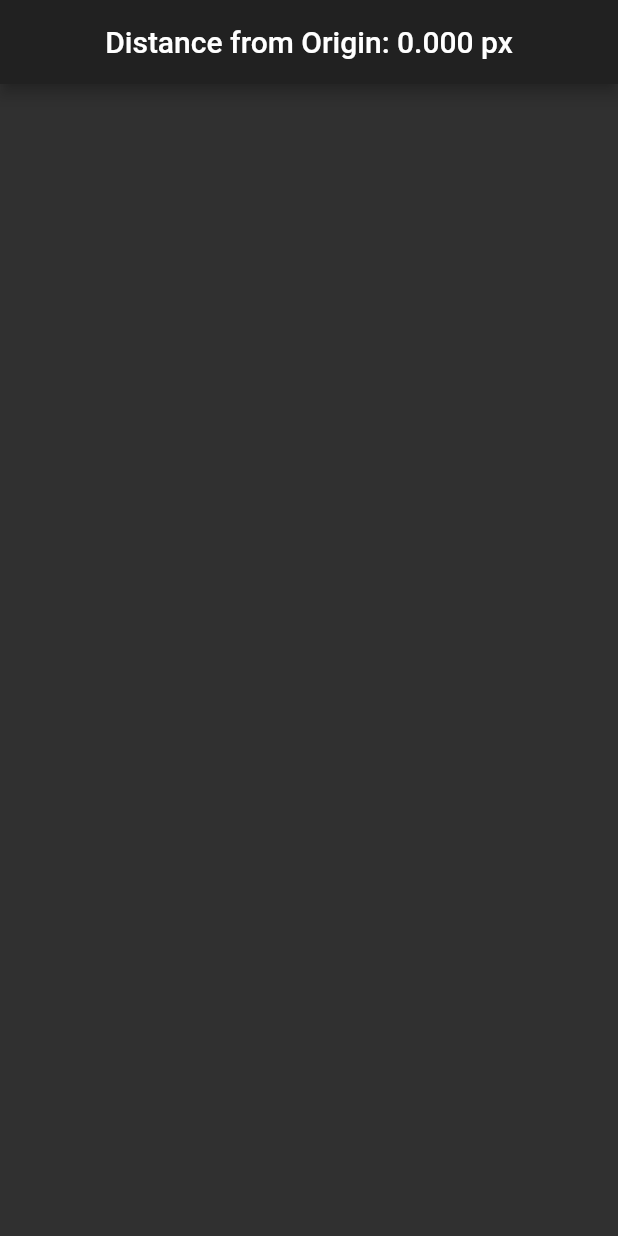
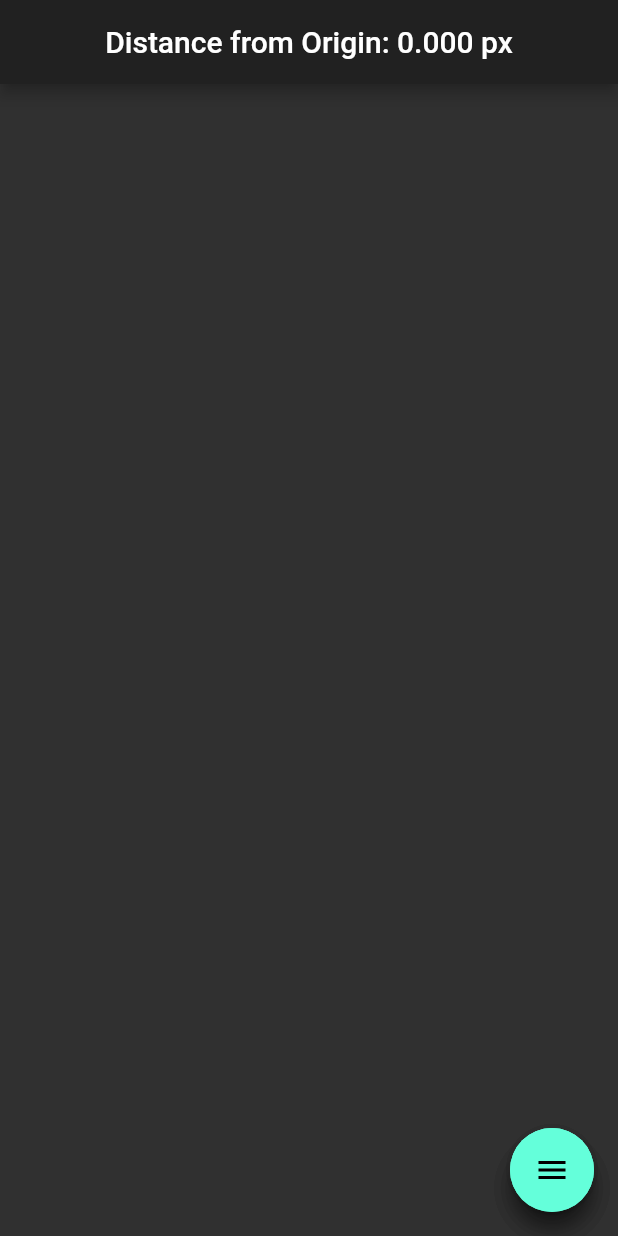
Before and after one commit to Froenn/MagnitudeFromOriginApp, a Flutter app: the screen it shows after launch, on a phone screen of 412 x 824 dp. Run offline on Flutter 3.47's test engine with Material 2 defaults, Android fonts, the phone set to English and light mode, and no system bars; missing offline and left inert: simple_gesture_detector.

Commit message:
FabDrawer

```diff
--- /dev/null
+++ b/lib/widgets/fab_drawer.dart
@@ -0,0 +1,151 @@
+import 'package:flutter/material.dart';
+
+class FabDrawer extends StatefulWidget {
+  FabDrawer({
+      this.onTopPressed,
+      this.onMidPressed,
+      this.onBotPressed,
+      this.topIcon,
+      this.midIcon,
+      this.botIcon,
+      this.topToolTip,
+      this.midToolTip,
+      this.botToolTip,
+      this.toggleToolTip,
+      this.hasTop,
+      this.hasMid,
+      this.hasBot,
+      this.themeData,
+    });
+
+  final Function() onTopPressed;
+  final Function() onMidPressed;
+  final Function() onBotPressed;
+  final Widget topIcon;
+  final Widget midIcon;
+  final Widget botIcon;
+  final String topToolTip;
+  final String midToolTip;
+  final String botToolTip;
+  final String toggleToolTip;
+  final bool hasTop;
+  final bool hasMid;
+  final bool hasBot;
+  final ThemeData themeData;
+
+  @override
+  _FabDrawerState createState() => _FabDrawerState();
+}
+
+class _FabDrawerState extends State<FabDrawer>
+    with SingleTickerProviderStateMixin {
+  bool isOpened = false;
+  AnimationController _animationController;
+  Animation<Color> _buttonColor;
+  Animation<double> _animateIcon;
+  Animation<double> _translateButton;
+  Curve _curve = Curves.easeOut;
+  double _fabHeight = 56.0;
+
+  @override
+  initState() {
+    _animationController =
+        AnimationController(vsync: this, duration: Duration(milliseconds: 500))
+          ..addListener(() {
+            setState(() {});
+          });
+    _animateIcon =
+        Tween<double>(begin: 0.0, end: 1.0).animate(_animationController);
+    _buttonColor = ColorTween(
+      begin: widget.themeData.floatingActionButtonTheme.foregroundColor,
+      end: Colors.red,
+    ).animate(CurvedAnimation(
+      parent: _animationController,
+      curve: Interval(
+        0.00,
+        1.00,
+        curve: Curves.linear,
+      ),
+    ));
+    _translateButton = Tween<double>(
+      begin: _fabHeight,
+      end: -14.0,
+    ).animate(CurvedAnimation(
+      parent: _animationController,
+      curve: Interval(
+        0.0,
+        0.75,
+        curve: _curve,
+      ),
+    ));
+    super.initState();
+  }
+
+  @override
+  dispose() {
+    _animationController.dispose();
+    super.dispose();
+  }
+
+  animate() {
+    if (!isOpened) {
+      _animationController.forward();
+    } else {
+      _animationController.reverse();
+    }
+    isOpened = !isOpened;
+  }
+
+  Widget fab(Widget icon, Function() onPressed, String toolTip) {
+    return Container(
+      child: FloatingActionButton(
+        child: icon,
+        heroTag: null,
+        onPressed: onPressed,
+        tooltip: toolTip,
+      ),
+    );
+  }
+
+  Widget display(Widget fab, double translationalMultiplier, bool hide){
+    return Transform(
+              transform: Matrix4.translationValues(
+                0.0,
+                _translateButton.value * translationalMultiplier,
+                0.0,
+              ),
+              child: Offstage(
+                child: fab,
+                offstage: !hide,
+              ),
+        );
+  }
+
+  Widget toggle() {
+    return Container(
+      child: FloatingActionButton(
+        heroTag: null,
+        backgroundColor: _buttonColor.value,
+        onPressed: animate,
+        tooltip: widget.toggleToolTip,
+        child: AnimatedIcon(
+          icon: AnimatedIcons.menu_close,
+          progress: _animateIcon,
+        ),
+      ),
+    );
+  }
+
+  @override
+  Widget build(BuildContext context) {
+    return Column(
+      mainAxisAlignment: MainAxisAlignment.end,
+      children: <Widget>[
+        display(fab(widget.topIcon, widget.onTopPressed, widget.topToolTip), 3.0, widget?.hasTop ?? false),
+        display(fab(widget.midIcon, widget.onMidPressed, widget.midToolTip), 2.0, widget?.hasMid ?? false),
+        display(fab(widget.botIcon, widget.onBotPressed, widget.botToolTip), 1.0, widget?.hasBot ?? false),
+        toggle(),
+      ],
+    );
+  }
+}
--- a/lib/widgets/field.dart
+++ b/lib/widgets/field.dart
@@ -5,6 +5,7 @@ import 'package:simple_gesture_detector/simple_gesture_detector.dart';
 
 import 'package:scroller_app/states/field_util.dart';
 import 'package:scroller_app/widgets/distance_view.dart';
+import 'package:scroller_app/widgets/fab_drawer.dart';
 
 class Field extends StatelessWidget {
   const Field({Key key}) : super(key: key);
@@ -20,6 +21,18 @@ class Field extends StatelessWidget {
           title: DistanceView(),
         ),
         body: Container(),
+        floatingActionButton: FabDrawer(
+          onMidPressed: () => fieldProvider.swapUnits(),
+          midIcon: Icon(Icons.straighten),
+          midToolTip: "Units",
+          hasMid: true,
+          onBotPressed: () => fieldProvider.reset(),
+          botIcon: Icon(Icons.settings_backup_restore),
+          botToolTip: "Reset",
+          hasBot: true,
+          toggleToolTip: "Menu",
+          themeData: ThemeData.dark(),
+        ),
       ),
       onHorizontalSwipe: (SwipeDirection direction) => fieldProvider.move(direction),
       onVerticalSwipe: (SwipeDirection direction) => fieldProvider.move(direction),
```
